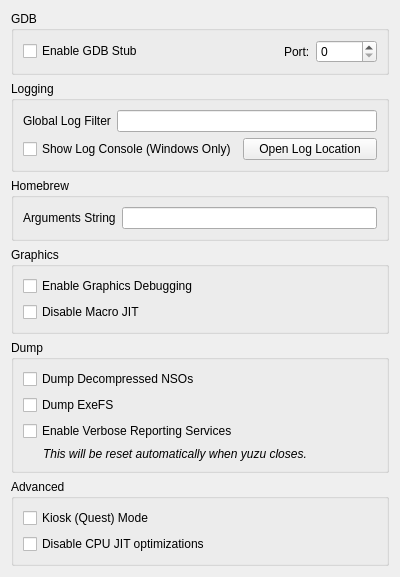
First picture: the form in src/yuzu/configuration/configure_debug.ui, repository rorrim-rorrim/eden-alt, before the edit.
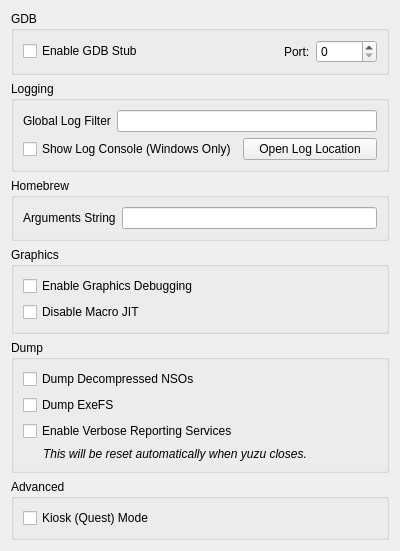
Second picture: the form after the edit.

Commit message: configuration: Add settings to enable/disable specific CPU optimizations

What changed in the file:
```diff
--- a/src/yuzu/configuration/configure_debug.ui
+++ b/src/yuzu/configuration/configure_debug.ui
@@ -228,13 +228,6 @@
         </property>
        </widget>
       </item>
-      <item>
-       <widget class="QCheckBox" name="disable_cpu_opt">
-        <property name="text">
-         <string>Disable CPU JIT optimizations</string>
-        </property>
-       </widget>
-      </item>
      </layout>
     </widget>
    </item>
```
The commit also changes 15 other files.
